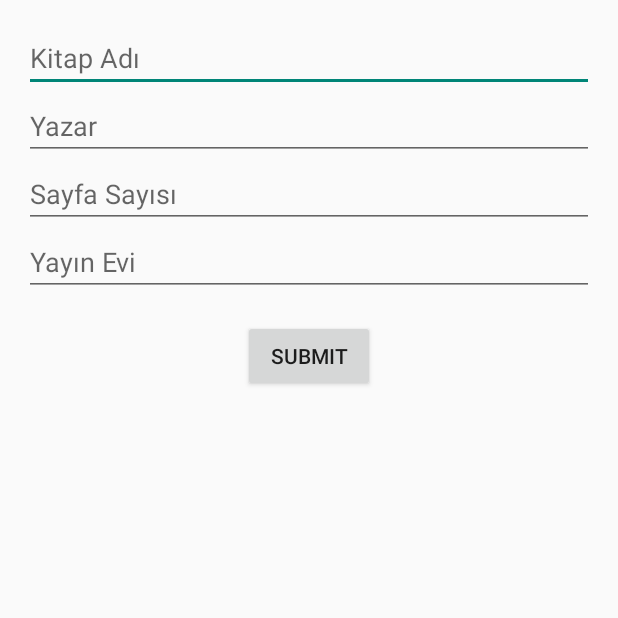
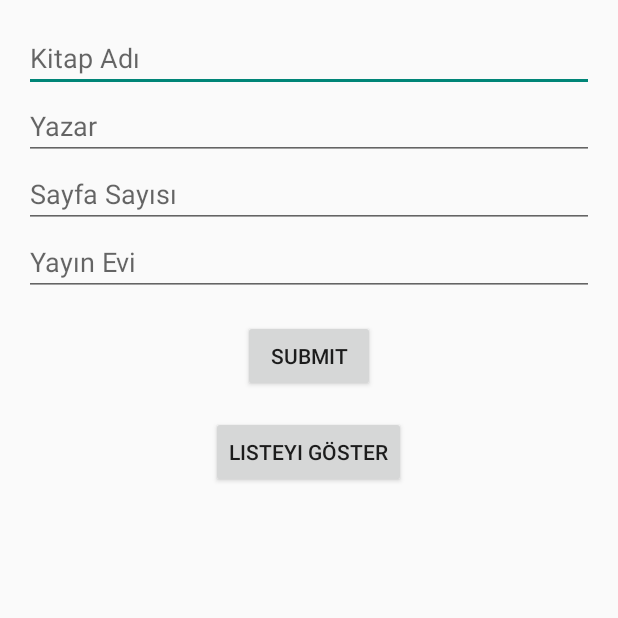
Before and after one commit to omersarikaya/BookLibrary, an Android app: the screen it shows after launch (MainActivity), after a tap on "SUBMIT", on a phone screen of 412 x 824 dp, the top half of it. Run offline under Robolectric (Android 15) with nearby library versions, the phone set to English and light mode, and no system bars; our stand-ins replace Room's generated code, data binding.

Commit message:
BookLibrary

```diff
--- /dev/null
+++ b/app/src/main/java/com/omersarikaya/booklibrary/dao/BookDao.kt
@@ -0,0 +1,23 @@
+package com.omersarikaya.booklibrary.dao
+
+import androidx.room.Dao
+import androidx.room.Delete
+import androidx.room.Insert
+import androidx.room.Query
+import com.omersarikaya.booklibrary.model.Book
+
+
+@Dao
+interface BookDao {
+    @Query("SELECT * FROM book")
+    fun getAll(): List<Book>
+
+    @Query("SELECT * FROM book WHERE id IN (:bookIds)")
+    fun loadAllByIds(bookIds: IntArray): List<Book>
+
+    @Insert
+    fun insertAll(vararg users: Book)
+
+    @Delete
+    fun delete(user: Book)
+}
--- /dev/null
+++ b/app/src/main/java/com/omersarikaya/booklibrary/database/RoomDatabase.kt
@@ -0,0 +1,11 @@
+package com.omersarikaya.booklibrary.database
+
+import androidx.room.Database
+import androidx.room.RoomDatabase
+import com.omersarikaya.booklibrary.dao.BookDao
+import com.omersarikaya.booklibrary.model.Book
+
+@Database(entities = [Book::class], version = 1)
+abstract class AppDatabase : RoomDatabase() {
+    abstract fun bookDao(): BookDao
+}
--- a/app/src/main/java/com/omersarikaya/booklibrary/model/Book.kt
+++ b/app/src/main/java/com/omersarikaya/booklibrary/model/Book.kt
@@ -1,8 +1,16 @@
 package com.omersarikaya.booklibrary.model
 
+import androidx.room.ColumnInfo
+import androidx.room.Entity
+import androidx.room.PrimaryKey
+
+
+@Entity
 data class Book(
-    val title: String,
-    val author: String,
-    val pages: String,
-    val publisher: String
+
+   @PrimaryKey val id : Int? = null,
+   @ColumnInfo(name="title") val title: String,
+   @ColumnInfo (name = "author")val author: String,
+   @ColumnInfo (name = "pages") val pages: String,
+   @ColumnInfo (name = "publisher") val publisher: String
 )
--- a/app/src/main/java/com/omersarikaya/booklibrary/view/MainActivity.kt
+++ b/app/src/main/java/com/omersarikaya/booklibrary/view/MainActivity.kt
@@ -1,14 +1,13 @@
 package com.omersarikaya.booklibrary.view
 
 import android.os.Bundle
-import android.widget.Button
-import android.widget.EditText
 import android.widget.Toast
 import androidx.appcompat.app.AppCompatActivity
 import androidx.lifecycle.Observer
 import androidx.lifecycle.ViewModelProvider
+import androidx.room.Room
 import com.omersarikaya.booklibrary.viewModel.BookViewModel
-import com.omersarikaya.booklibrary.R
+import com.omersarikaya.booklibrary.database.AppDatabase
 import com.omersarikaya.booklibrary.databinding.ActivityMainBinding
 
 class MainActivity : AppCompatActivity() {
@@ -22,20 +21,27 @@ class MainActivity : AppCompatActivity() {
         binding.model = viewModel
         setContentView(binding.root)
 
+
+        val db = Room.databaseBuilder(
+            applicationContext,
+            AppDatabase::class.java, "Book"
+        ).allowMainThreadQueries().build()
+
+        val userDao = db.bookDao()
+
         binding.btnSave.setOnClickListener {
-            val title = findViewById<EditText>(R.id.editTitle).text.toString()
-            val author = findViewById<EditText>(R.id.editAuthor).text.toString()
-            val pages = findViewById<EditText>(R.id.editPages).text.toString().toInt()
-            val publisher = findViewById<EditText>(R.id.editPublisher).text.toString()
 
-            viewModel.saveBook(binding.editTitle.text.toString(),
+            viewModel.saveBook(userDao,null,binding.editTitle.text.toString(),
                 binding.editAuthor.text.toString(),
                 binding.editPages.text.toString(),binding.editPublisher.text.toString())
         }
 
-        viewModel.bookLiveData.observe(this, Observer { book ->
-            val message = "Kitap kaydedildi: ${book.title} - ${book.author}"
-            Toast.makeText(this, message, Toast.LENGTH_SHORT).show()
-        })
+        binding.btnList.setOnClickListener {
+            val bookList = userDao.getAll()
+            bookList.forEach { val message = "Kitap kaydedildi: ${it.title} - ${it.author}"
+                Toast.makeText(this, message, Toast.LENGTH_SHORT).show() }
+        }
     }
+
+
 }
--- a/app/src/main/java/com/omersarikaya/booklibrary/viewModel/BookViewModel.kt
+++ b/app/src/main/java/com/omersarikaya/booklibrary/viewModel/BookViewModel.kt
@@ -2,13 +2,22 @@ package com.omersarikaya.booklibrary.viewModel
 
 import androidx.lifecycle.MutableLiveData
 import androidx.lifecycle.ViewModel
+import com.omersarikaya.booklibrary.dao.BookDao
 import com.omersarikaya.booklibrary.model.Book
 
 class BookViewModel : ViewModel() {
-    val bookLiveData: MutableLiveData<Book> = MutableLiveData()
+    val bookLiveData: MutableLiveData<List<Book>> = MutableLiveData()
 
-    fun saveBook(title: String, author: String, pages: String, publisher: String) {
-        val book = Book(title, author, pages, publisher)
-        bookLiveData.value = book
+    fun saveBook(
+        userDao: BookDao,
+        id: Int?,
+        title: String,
+        author: String,
+        pages: String,
+        publisher: String
+    ) {
+        val book = Book(id,title, author, pages, publisher)
+        userDao.insertAll(book)
+        bookLiveData.value = bookLiveData.value?.plus(book)
     }
 }
--- a/app/src/main/res/layout/activity_main.xml
+++ b/app/src/main/res/layout/activity_main.xml
@@ -1,13 +1,13 @@
 <?xml version="1.0" encoding="utf-8"?>
 
-<layout>
+<layout xmlns:tools="http://schemas.android.com/tools"
+    xmlns:android="http://schemas.android.com/apk/res/android">
     <data>
         <variable
             name="model"
             type="com.omersarikaya.booklibrary.viewModel.BookViewModel" />
     </data>
-<LinearLayout xmlns:android="http://schemas.android.com/apk/res/android"
-    xmlns:tools="http://schemas.android.com/tools"
+<LinearLayout
     android:layout_width="match_parent"
     android:layout_height="match_parent"
     android:orientation="vertical"
@@ -18,21 +18,18 @@
         android:id="@+id/editTitle"
         android:layout_width="match_parent"
         android:layout_height="wrap_content"
-        android:text="@{model.bookLiveData.title}"
         android:hint="Kitap Adı" />
 
     <EditText
         android:id="@+id/editAuthor"
         android:layout_width="match_parent"
         android:layout_height="wrap_content"
-        android:text="@{model.bookLiveData.author}"
         android:hint="Yazar" />
 
     <EditText
         android:id="@+id/editPages"
         android:layout_width="match_parent"
         android:layout_height="wrap_content"
-        android:text="@{model.bookLiveData.pages}"
         android:hint="Sayfa Sayısı"
         android:inputType="number" />
 
@@ -40,7 +37,6 @@
         android:id="@+id/editPublisher"
         android:layout_width="match_parent"
         android:layout_height="wrap_content"
-        android:text="@{model.bookLiveData.publisher}"
         android:hint="Yayın Evi" />
 
     <Button
@@ -51,7 +47,23 @@
         android:layout_marginTop="16dp"
         android:text="Submit" />
 
+    <Button
+        android:id="@+id/btnList"
+        android:layout_width="wrap_content"
+        android:layout_height="wrap_content"
+        android:layout_gravity="center"
+        android:layout_marginTop="16dp"
+        android:text="Listeyi Göster" />
+
+    <androidx.recyclerview.widget.RecyclerView
+        android:id="@+id/bookPrint"
+        android:layout_width="match_parent"
+        android:layout_height="match_parent" />
+
+
 </LinearLayout>
 
 
+
+
 </layout>
```
Also changed, not shown: app/build.gradle (+30 -0 lines), app/src/main/AndroidManifest.xml (+6 -4 lines), app/src/main/java/com/omersarikaya/booklibrary/adaptor/BookAdaptor.kt (added, +48 -0 lines), app/src/main/java/com/omersarikaya/booklibrary/databinding/BindingAdaptor.kt (added, +19 -0 lines), app/src/main/res/layout/item_book.xml (added, +49 -0 lines).
